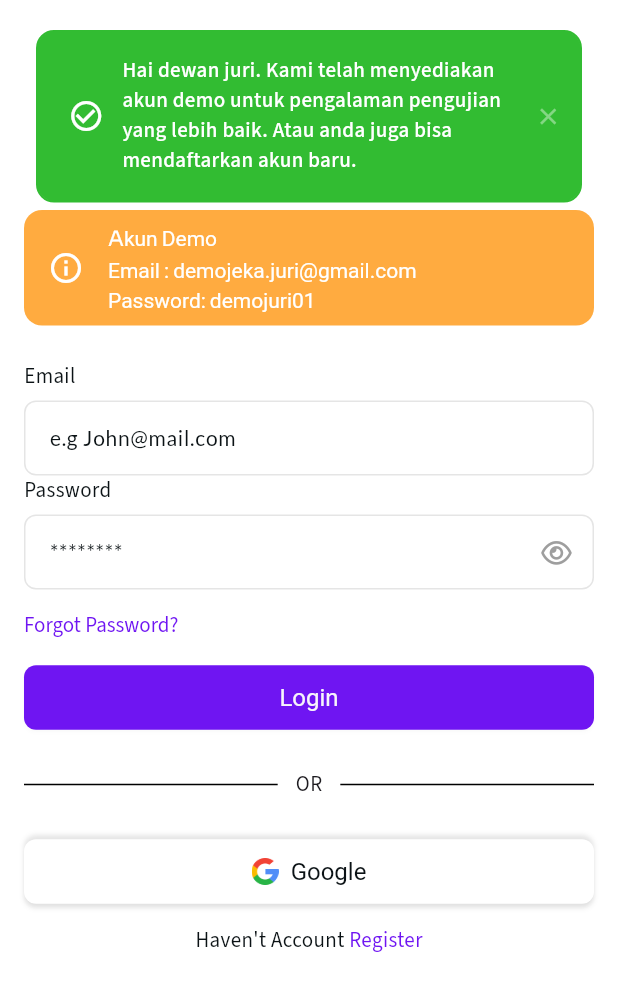
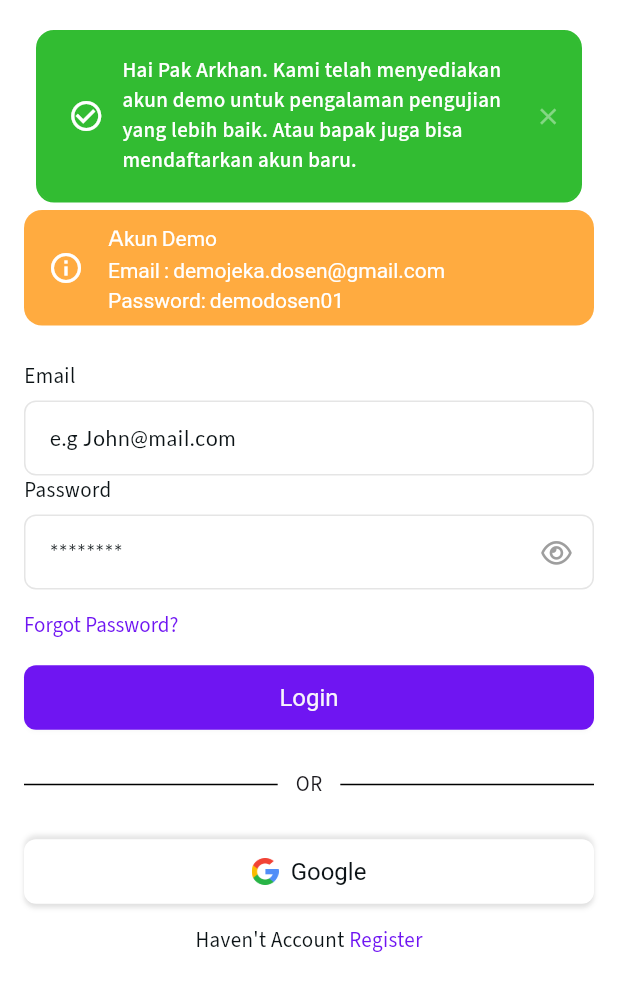
Before and after one commit to padukadafa/jeka, a Flutter app: the LoginPage screen opened by its route, on a phone screen of 412 x 824 dp. Shown: the top 991 px of the screen. Run offline on Flutter 3.47's test engine with Material 3 defaults, Android fonts, the phone set to English and light mode, and no system bars; drawn by our look-alikes of toastification; our stand-ins replace auto_route, bloc, cached_network_image, cloud_firestore, dartz, dots_indicator and 30 more; missing offline and left inert: appflowy_editor, delta_to_html, expansion_tile_group, flutter_file_downloader, flutter_quill, flutter_quill_delta_from_html and 3 more; accounts and stored records are empty; generated files the repository leaves out were written again; statements that could not run were skipped.

Commit message:
update google-service

```diff
--- a/lib/features/auth/presentation/pages/login/login_page.dart
+++ b/lib/features/auth/presentation/pages/login/login_page.dart
@@ -28,7 +28,7 @@ class _LoginPageState extends State<LoginPage> {
       toastification.show(
         context: context,
         title: const Text(
-            'Hai dewan juri. Kami telah menyediakan akun demo untuk pengalaman pengujian yang lebih baik. Atau anda juga bisa mendaftarkan akun baru.'),
+            'Hai Pak Arkhan. Kami telah menyediakan akun demo untuk pengalaman pengujian yang lebih baik. Atau bapak juga bisa mendaftarkan akun baru.'),
         autoCloseDuration: const Duration(seconds: 5),
         style: ToastificationStyle.fillColored,
       );
@@ -64,7 +64,7 @@ class _LoginPageState extends State<LoginPage> {
                   ),
                   titleTextStyle: TextStyle(color: Colors.white, height: 1.4),
                   title: Text(
-                      "Akun Demo\nEmail : demojeka.juri@gmail.com\nPassword: demojuri01"),
+                      "Akun Demo\nEmail : demojeka.dosen@gmail.com\nPassword: demodosen01"),
                 ),
               ),
               const SizedBox(
```
Also changed, not shown: firebase.json, lib/firebase_options.dart, 3 other files.
